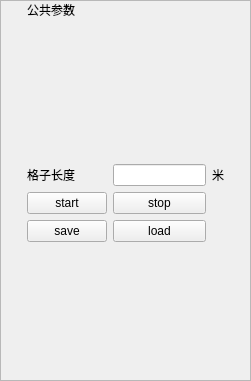
This is form/publicparameterpanel.ui in Achestnuts/3D_audio as Qt 5 draws it before an edit. The edited form follows.
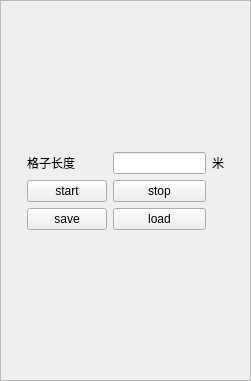
This is the edited form.

```diff
--- a/form/publicparameterpanel.ui
+++ b/form/publicparameterpanel.ui
@@ -56,20 +56,33 @@
        <property name="bottomMargin">
         <number>0</number>
        </property>
+       <item row="3" column="1">
+        <widget class="QPushButton" name="sceneSaveButton">
+         <property name="sizePolicy">
+          <sizepolicy hsizetype="Preferred" vsizetype="Preferred">
+           <horstretch>0</horstretch>
+           <verstretch>0</verstretch>
+          </sizepolicy>
+         </property>
+         <property name="text">
+          <string>save</string>
+         </property>
+        </widget>
+       </item>
+       <item row="2" column="0">
+        <spacer name="horizontalSpacer_2">
+         <property name="orientation">
+          <enum>Qt::Orientation::Horizontal</enum>
+         </property>
+         <property name="sizeHint" stdset="0">
+          <size>
+           <width>40</width>
+           <height>20</height>
+          </size>
+         </property>
+        </spacer>
+       </item>
        <item row="0" column="1">
-        <widget class="QLabel" name="publicParameterTitle">
-         <property name="sizePolicy">
-          <sizepolicy hsizetype="Preferred" vsizetype="Preferred">
-           <horstretch>0</horstretch>
-           <verstretch>0</verstretch>
-          </sizepolicy>
-         </property>
-         <property name="text">
-          <string>公共参数</string>
-         </property>
-        </widget>
-       </item>
-       <item row="1" column="1">
         <spacer name="verticalSpacer_2">
          <property name="orientation">
           <enum>Qt::Orientation::Vertical</enum>
@@ -83,69 +96,39 @@
         </spacer>
        </item>
        <item row="2" column="1">
+        <widget class="QPushButton" name="startButton">
+         <property name="sizePolicy">
+          <sizepolicy hsizetype="Preferred" vsizetype="Preferred">
+           <horstretch>0</horstretch>
+           <verstretch>0</verstretch>
+          </sizepolicy>
+         </property>
+         <property name="text">
+          <string>start</string>
+         </property>
+        </widget>
+       </item>
+       <item row="1" column="1">
         <widget class="QLabel" name="gridMeterLabel">
          <property name="text">
           <string>格子长度</string>
          </property>
         </widget>
        </item>
+       <item row="4" column="2">
+        <spacer name="verticalSpacer">
+         <property name="orientation">
+          <enum>Qt::Orientation::Vertical</enum>
+         </property>
+         <property name="sizeHint" stdset="0">
+          <size>
+           <width>20</width>
+           <height>119</height>
+          </size>
+         </property>
+        </spacer>
+       </item>
        <item row="2" column="2">
-        <widget class="QLineEdit" name="gridMeterEdit">
-         <property name="sizePolicy">
-          <sizepolicy hsizetype="Preferred" vsizetype="Preferred">
-           <horstretch>0</horstretch>
-           <verstretch>0</verstretch>
-          </sizepolicy>
-         </property>
-        </widget>
-       </item>
-       <item row="2" column="3">
-        <widget class="QLabel" name="meterLabel">
-         <property name="text">
-          <string>米</string>
-         </property>
-        </widget>
-       </item>
-       <item row="2" column="4">
-        <spacer name="horizontalSpacer">
-         <property name="orientation">
-          <enum>Qt::Orientation::Horizontal</enum>
-         </property>
-         <property name="sizeHint" stdset="0">
-          <size>
-           <width>40</width>
-           <height>20</height>
-          </size>
-         </property>
-        </spacer>
-       </item>
-       <item row="3" column="0">
-        <spacer name="horizontalSpacer_2">
-         <property name="orientation">
-          <enum>Qt::Orientation::Horizontal</enum>
-         </property>
-         <property name="sizeHint" stdset="0">
-          <size>
-           <width>40</width>
-           <height>20</height>
-          </size>
-         </property>
-        </spacer>
-       </item>
-       <item row="3" column="1">
-        <widget class="QPushButton" name="startButton">
-         <property name="sizePolicy">
-          <sizepolicy hsizetype="Preferred" vsizetype="Preferred">
-           <horstretch>0</horstretch>
-           <verstretch>0</verstretch>
-          </sizepolicy>
-         </property>
-         <property name="text">
-          <string>start</string>
-         </property>
-        </widget>
-       </item>
-       <item row="3" column="2">
         <widget class="QPushButton" name="stopButton">
          <property name="sizePolicy">
           <sizepolicy hsizetype="Preferred" vsizetype="Preferred">
@@ -158,20 +141,7 @@
          </property>
         </widget>
        </item>
-       <item row="4" column="1">
-        <widget class="QPushButton" name="sceneSaveButton">
-         <property name="sizePolicy">
-          <sizepolicy hsizetype="Preferred" vsizetype="Preferred">
-           <horstretch>0</horstretch>
-           <verstretch>0</verstretch>
-          </sizepolicy>
-         </property>
-         <property name="text">
-          <string>save</string>
-         </property>
-        </widget>
-       </item>
-       <item row="4" column="2">
+       <item row="3" column="2">
         <widget class="QPushButton" name="sceneLoadButton">
          <property name="sizePolicy">
           <sizepolicy hsizetype="Preferred" vsizetype="Preferred">
@@ -184,19 +154,36 @@
          </property>
         </widget>
        </item>
-       <item row="5" column="2">
-        <spacer name="verticalSpacer">
+       <item row="1" column="2">
+        <widget class="QLineEdit" name="gridMeterEdit">
+         <property name="sizePolicy">
+          <sizepolicy hsizetype="Preferred" vsizetype="Preferred">
+           <horstretch>0</horstretch>
+           <verstretch>0</verstretch>
+          </sizepolicy>
+         </property>
+        </widget>
+       </item>
+       <item row="1" column="4">
+        <spacer name="horizontalSpacer">
          <property name="orientation">
-          <enum>Qt::Orientation::Vertical</enum>
+          <enum>Qt::Orientation::Horizontal</enum>
          </property>
          <property name="sizeHint" stdset="0">
           <size>
-           <width>20</width>
-           <height>119</height>
+           <width>40</width>
+           <height>20</height>
           </size>
          </property>
         </spacer>
        </item>
+       <item row="1" column="3">
+        <widget class="QLabel" name="meterLabel">
+         <property name="text">
+          <string>米</string>
+         </property>
+        </widget>
+       </item>
       </layout>
      </widget>
     </widget>
```
